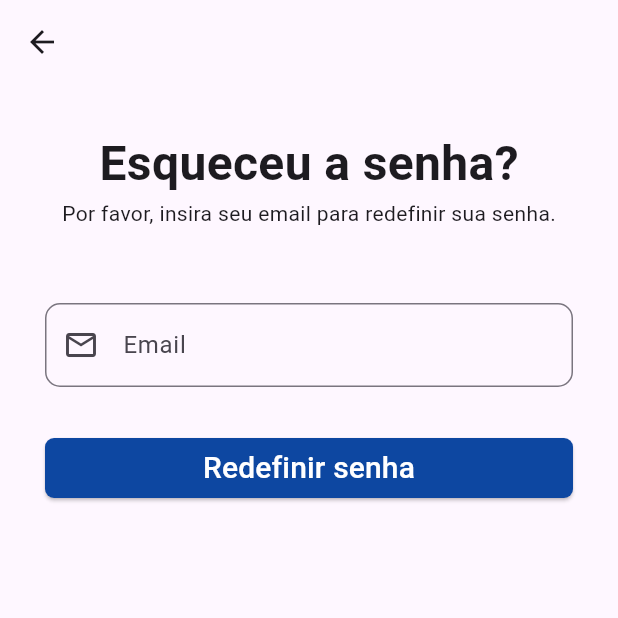
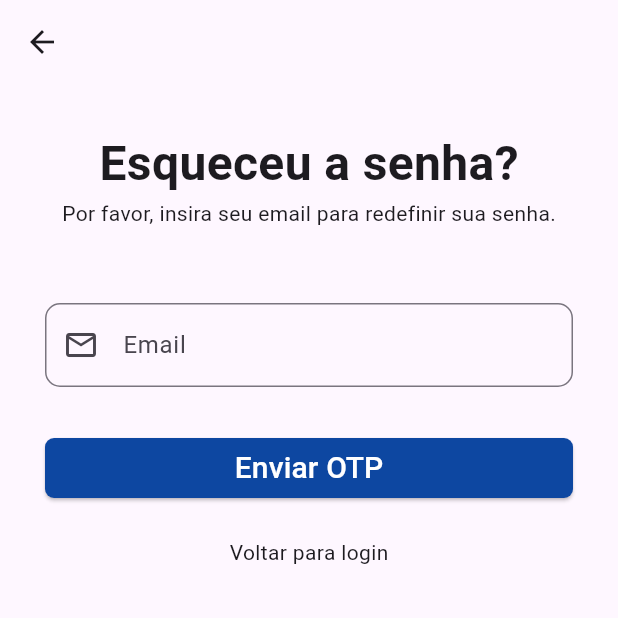
Before and after one commit to HiagoCarlos/Calendar, a Flutter app: the ViewForgotPassword screen opened by its route, on a phone screen of 412 x 824 dp, the top half of it. Run offline on Flutter 3.47's test engine with Material 3 defaults, Android fonts, the light colour scheme and no system bars.

Commit message:
feat: implement forgot password email validation

```diff
--- a/mobile/lib/view/auth/ViewForgotPassword.dart
+++ b/mobile/lib/view/auth/ViewForgotPassword.dart
@@ -1,16 +1,36 @@
+import 'package:calendar/view/auth/ViewLogin.dart';
 import 'package:calendar/widget/WidgetBody.dart';
 import 'package:calendar/widget/WidgetButton.dart';
 import 'package:calendar/widget/WidgetInput.dart';
 import 'package:flutter/material.dart';
 
 class ViewForgotPassword extends StatefulWidget {
-  const ViewForgotPassword({ Key? key }) : super(key: key);
+  const ViewForgotPassword({super.key});
 
   @override
   _ViewForgotPasswordState createState() => _ViewForgotPasswordState();
 }
 
 class _ViewForgotPasswordState extends State<ViewForgotPassword> {
+  final _formKey = GlobalKey<FormState>();
+
+  String? _validateEmail(String? value) {
+    if (value == null || value.trim().isEmpty) {
+      return 'Por favor, insira seu email.';
+    }
+    final emailRegex = RegExp(r'^[\w\.-]+@[\w\.-]+\.\w{2,}$');
+    if (!emailRegex.hasMatch(value.trim())) {
+      return 'Insira um email válido.';
+    }
+    return null;
+  }
+
+  void _submit() {
+    if (_formKey.currentState!.validate()) {
+      // TODO: send OTP
+    }
+  }
+
   @override
   Widget build(BuildContext context) {
     return WidgetBody(
@@ -25,9 +45,29 @@ class _ViewForgotPasswordState extends State<ViewForgotPassword> {
         ),
         SizedBox(height: 50),
 
-        WidgetInput(label: "Email"),
+        Form(
+          key: _formKey,
+          child: WidgetInput(
+            label: "Email",
+            validator: _validateEmail,
+          ),
+        ),
 
-        WidgetButton(text: "Redefinir senha"),
+        WidgetButton(text: "Enviar OTP", onPressed: _submit),
+
+        GestureDetector(
+          onTap: () {
+            Navigator.pushAndRemoveUntil(
+              context,
+              MaterialPageRoute(builder: (context) => ViewLogin()),
+              (route) => false,
+            );
+          },
+          child: Row(
+            mainAxisAlignment: MainAxisAlignment.center,
+            children: [Text("Voltar para login")],
+          ),
+        ),
       ],
     );
   }
--- a/mobile/lib/widget/WidgetButton.dart
+++ b/mobile/lib/widget/WidgetButton.dart
@@ -3,25 +3,23 @@ import 'package:flutter/material.dart';
 class WidgetButton extends StatefulWidget {
     const WidgetButton({
       super.key,
-      this.text=""
+      this.text = "",
+      this.onPressed,
     });
 
     final String text;
+    final VoidCallback? onPressed;
 
     @override
     _WidgetButton createState() => _WidgetButton();
 }
 
 class _WidgetButton extends State<WidgetButton> {
-
-
-
     @override
     Widget build(BuildContext context) {
         return Column(
           children: [
             SizedBox(
-              //height: 57,
               width: double.infinity,
               child: ElevatedButton(
                 style: ElevatedButton.styleFrom(
@@ -30,7 +28,7 @@ class _WidgetButton extends State<WidgetButton> {
                     borderRadius: BorderRadius.circular(06),
                   ),
                 ),
-                onPressed: () {},
+                onPressed: widget.onPressed ?? () {},
                 child: Text(
                   widget.text,
                   style: TextStyle(color: Colors.white, fontSize: 20),
--- a/mobile/lib/widget/WidgetInput.dart
+++ b/mobile/lib/widget/WidgetInput.dart
@@ -5,12 +5,14 @@ class WidgetInput extends StatefulWidget {
       super.key,
       this.label="",
       this.password=false,
-      this.icon = Icons.mail_outlined
+      this.icon = Icons.mail_outlined,
+      this.validator,
     });
 
     final String label;
     final bool password;
     final IconData icon;
+    final String? Function(String?)? validator;
 
     @override
     _WidgetInput createState() => _WidgetInput();
@@ -24,6 +26,7 @@ class _WidgetInput extends State<WidgetInput> {
           children: [
             TextFormField(
               obscureText: widget.password,
+              validator: widget.validator,
               decoration: InputDecoration(
                 hintText: widget.password?"•••••••":"",
                 labelText: widget.label,
```
